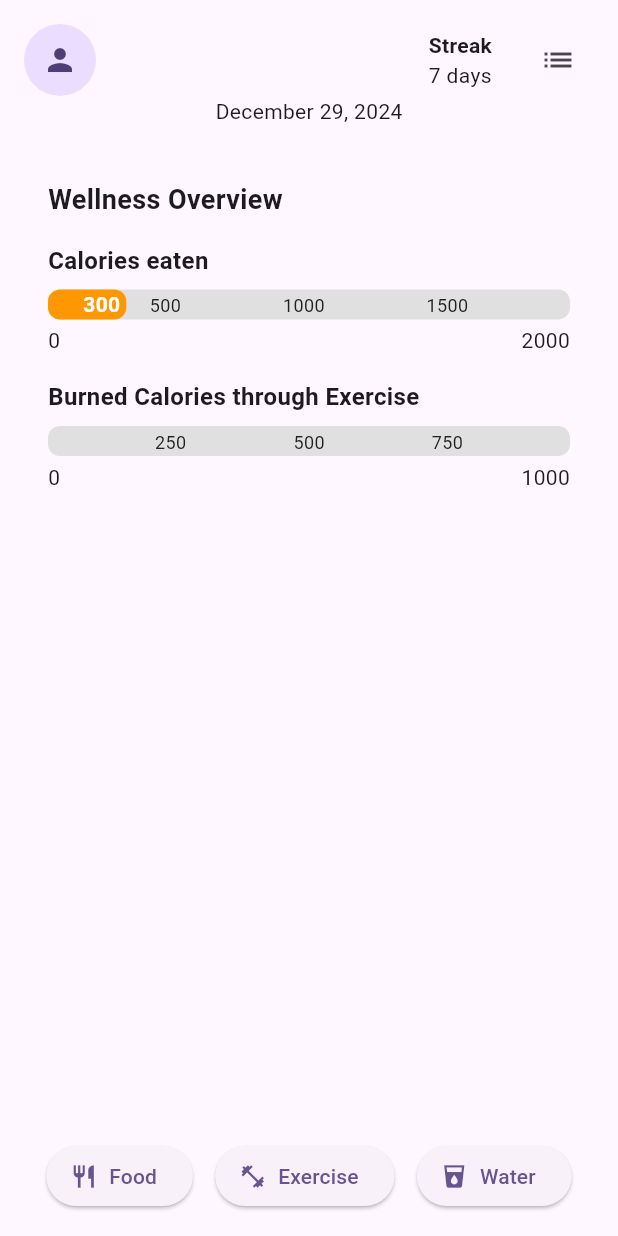
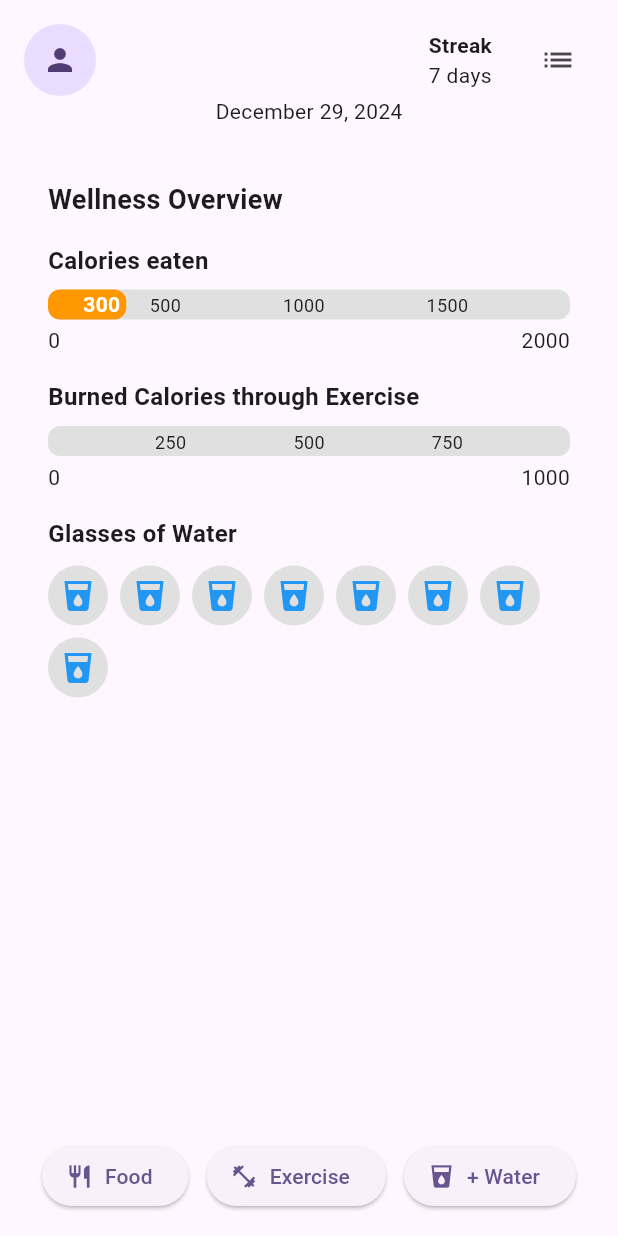
Before and after one commit to cjennison/fasthealthtracker, a Flutter app: the HomeView screen opened by its route, after a tap on "Add Food", on a phone screen of 412 x 824 dp. Run offline on Flutter 3.47's test engine with Material 3 defaults, Android fonts, the phone set to English and light mode, and no system bars; our stand-ins replace numberpicker, pie_chart; accounts and stored records are empty.

Commit message:
water entry

```diff
--- a/lib/components/home/home_button_bar.dart
+++ b/lib/components/home/home_button_bar.dart
@@ -44,7 +44,7 @@ class HomeButtonBar extends StatelessWidget {
               ? ElevatedButton.icon(
                   onPressed: onWaterTap,
                   icon: const Icon(Icons.local_drink),
-                  label: const Text('Water'),
+                  label: const Text('+ Water'),
                 )
               : ElevatedButton(
                   onPressed: onWaterTap,
--- a/lib/components/home/home_view.dart
+++ b/lib/components/home/home_view.dart
@@ -30,7 +30,7 @@ class HomeView extends StatelessWidget {
     }
 
     void onWaterTap() {
-      Navigator.pushNamed(context, '/water');
+      Provider.of<WellnessService>(context, listen: false).addWater();
     }
 
     return Scaffold(body: LayoutBuilder(builder: (context, constraints) {
--- a/lib/components/home/wellness_bars.dart
+++ b/lib/components/home/wellness_bars.dart
@@ -37,6 +37,7 @@ class WellnessBars extends StatelessWidget {
               maxValue: wellnessService.exerciseGoal.toDouble(),
               color: Colors.blue,
             ),
+            _buildWaterIcons(context),
           ],
         );
       },
@@ -140,4 +141,76 @@ class WellnessBars extends StatelessWidget {
       ),
     );
   }
+
+  Widget _buildWaterIcons(BuildContext context) {
+    return Consumer<WellnessService>(
+      builder: (context, wellnessService, child) {
+        int totalGlasses = wellnessService.glassesOfWater;
+        int recommendedGlasses = WellnessService.recommendedGlassesOfWater;
+        int overflowGlasses = totalGlasses - recommendedGlasses;
+
+        return Padding(
+          padding: const EdgeInsets.all(16.0),
+          child: Column(
+            crossAxisAlignment: CrossAxisAlignment.start,
+            children: [
+              const Text(
+                'Glasses of Water',
+                style: TextStyle(
+                  fontSize: 16,
+                  fontWeight: FontWeight.bold,
+                ),
+              ),
+              const SizedBox(height: 10),
+              Wrap(
+                spacing: 8.0,
+                runSpacing: 8.0,
+                children: [
+                  // Render the recommended glasses
+                  ...List.generate(recommendedGlasses, (index) {
+                    bool isFilled = index < totalGlasses;
+                    return GestureDetector(
+                      onTap: isFilled
+                          ? () {
+                              Provider.of<WellnessService>(context,
+                                      listen: false)
+                                  .removeWater();
+                            }
+                          : null,
+                      child: CircleAvatar(
+                        backgroundColor:
+                            isFilled ? Colors.blue : Colors.grey[300],
+                        child: Icon(
+                          Icons.local_drink,
+                          color: isFilled ? Colors.white : Colors.blue,
+                        ),
+                      ),
+                    );
+                  }),
+                  // Render the overflow icon if there are extra glasses
+                  if (overflowGlasses > 0)
+                    GestureDetector(
+                      onTap: () {
+                        Provider.of<WellnessService>(context, listen: false)
+                            .removeWater();
+                      },
+                      child: CircleAvatar(
+                        backgroundColor: Colors.green,
+                        child: Text(
+                          '+$overflowGlasses',
+                          style: const TextStyle(
+                            color: Colors.white,
+                            fontWeight: FontWeight.bold,
+                          ),
+                        ),
+                      ),
+                    ),
+                ],
+              ),
+            ],
+          ),
+        );
+      },
+    );
+  }
 }
```
Also changed, not shown: lib/services/wellness_service.dart (+16 -2 lines).
